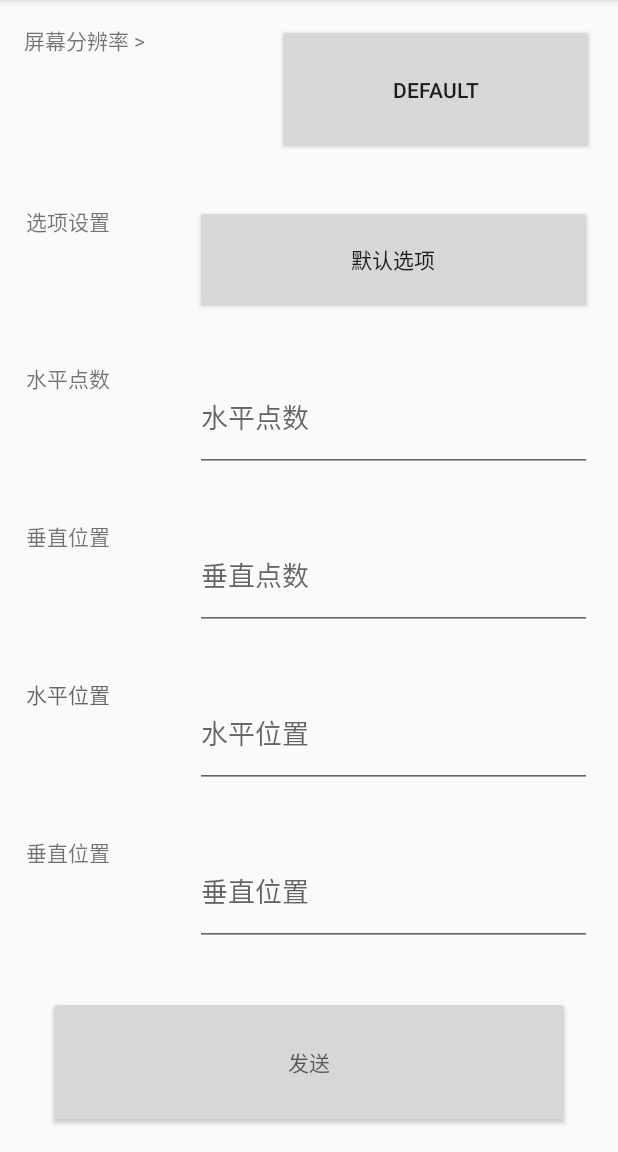
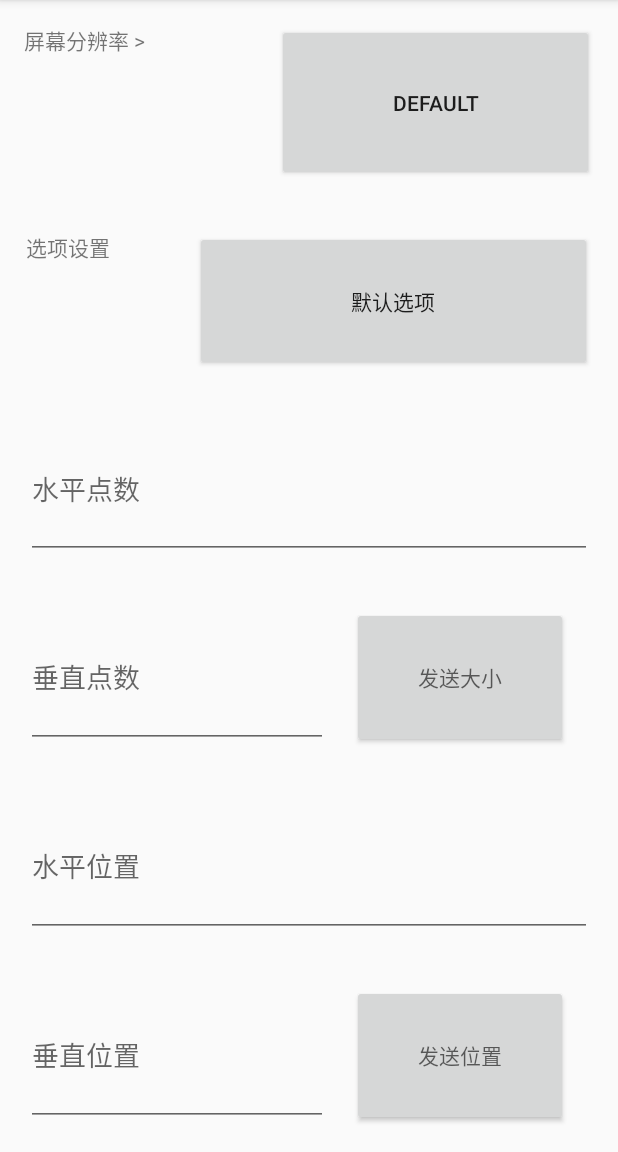
Before and after one commit to Qingluan/WifiControl, an Android app: the fragment PlaceholderFragment shown on its own in the app's theme, after a tap on an icon or button, on a phone screen of 412 x 824 dp, the part 84-1236 px from its top. Run offline under Robolectric (Android 15) with nearby library versions, the phone set to English and light mode, and no system bars; 3 statements that could not run were skipped.

Commit message:
store some bugs

```diff
--- a/app/src/main/java/com/qingluan/darkh/wificontroll/Config/arguments.java
+++ b/app/src/main/java/com/qingluan/darkh/wificontroll/Config/arguments.java
@@ -14,6 +14,6 @@ public class arguments {
     public static final byte[] TEST_BYTES = {0x00, 0x01, 0x02 , 0x03, 0xf };
 
     public static final int NETWORK_PORT = 8080;
-    public static final String HOST = "192.168.59.3";
+    public static final String HOST = "192.168.4.1";
     public static final String BROADCAST_RECV_FROM_SOCKET = "com.qingluan.darkh.recv_from_socket";
 }
--- /dev/null
+++ b/app/src/main/java/com/qingluan/darkh/wificontroll/IO/Command.java
@@ -0,0 +1,83 @@
+package com.qingluan.darkh.wificontroll.IO;
+
+import android.util.Log;
+
+import java.lang.reflect.Array;
+import java.util.ArrayList;
+import java.util.List;
+
+/**
+ * Created by darkh on 3/17/15.
+ */
+public class Command {
+
+    List<Byte> command = new ArrayList<Byte>();
+    public static final byte POSITON = (byte) 1;
+    public static final byte SCALE = (byte) 2;
+    public  Command (){
+        command.add((byte)170);
+        command.add((byte)0);
+
+
+    }
+
+
+
+    public  Byte[]  VerticalHorizontal(int vertical_length,
+                                             int horizontal_length){
+
+        Log.d("point ",String.valueOf(vertical_length)+"| "+ String.valueOf(horizontal_length));
+        this.command.add((byte)0x06);
+        this.command.add((byte)2 );
+        byte l_vertical_length = (byte) (vertical_length & 0x00ff);
+        byte h_vertical_length = (byte) ( (vertical_length & 0xff00) >> 8 );
+        byte l_horizontal_length = (byte) (horizontal_length & 0x00ff);
+        byte h_horizontal_length = (byte) ( (horizontal_length & 0xff00) >> 8 );
+        this.command.add(l_horizontal_length);
+        this.command.add(h_horizontal_length);
+        this.command.add(l_vertical_length);
+        this.command.add(h_vertical_length);
+        this.command.add((byte)7);
+        this.command.add((byte)0x0d);
+
+
+        Byte[] result= this.command.toArray(new Byte[]{});
+        byte odd = Command.getCheck(result);
+        result[8] =(byte )(odd);
+
+        Log.d("tag ",String.valueOf((int)odd));
+        return  result;
+    }
+
+    public  Byte[] ScaleOrPosition(int TYPE,int vertical_length,int horizontal_length){
+        Byte[] command = this.VerticalHorizontal(vertical_length, horizontal_length);
+        command[3] = (byte) TYPE;
+        byte oo = Command.getCheck(command);
+        command[8] = (byte)oo;
+//        command[8] = (byte)(7 % TYPE);
+        return  command;
+
+    }
+
+    public static byte getCheck(Byte[] command){
+        int check_i = 0;
+        byte[] all_bytes = Command.toPrimitives(command);
+        if (all_bytes.length > 1){
+            for (int i =1 ; i < 8 ; i++ ){
+                check_i ^= all_bytes[i];
+                Log.d("tag",String.valueOf(check_i));
+            }
+        }
+        Log.d("% = ",String.valueOf(check_i));
+        return  (byte)(check_i);
+    }
+    public static byte[] toPrimitives(Byte[] oBytes){
+
+        byte[] bytes = new byte[oBytes.length];
+        for(int i = 0; i < oBytes.length; i++){
+            bytes[i] = oBytes[i];
+        }
+        return bytes;
+
+    }
+}
--- a/app/src/main/java/com/qingluan/darkh/wificontroll/Widgets/PlaceholderFragment.java
+++ b/app/src/main/java/com/qingluan/darkh/wificontroll/Widgets/PlaceholderFragment.java
@@ -23,6 +23,7 @@ import android.widget.Toast;
 import com.qingluan.darkh.wificontroll.Config.DATA;
 import com.qingluan.darkh.wificontroll.Config.arguments;
 import com.qingluan.darkh.wificontroll.IO.AsySocket;
+import com.qingluan.darkh.wificontroll.IO.Command;
 import com.qingluan.darkh.wificontroll.IO.Talking;
 import com.qingluan.darkh.wificontroll.MainActivity;
 import com.qingluan.darkh.wificontroll.R;
@@ -55,12 +56,14 @@ public class PlaceholderFragment  extends Fragment{
     EditText et_test_command;
     // - - - - - fragment_screen_setting - - - - - - - - - //
     Button bt_send_info;
+    Button bt_send_info_scale;
     Button bt_set_resolution;
     Button bt_options_select;
     EditText et_horizontal_point;
     EditText et_horizontal_position;
     EditText et_vertical_point;
     EditText et_vertical_position;
+
 
     // - - - - -  fragment_switch_signal - - - - - - - - - -//
     Button bt_choose_resolution;
@@ -156,7 +159,15 @@ public class PlaceholderFragment  extends Fragment{
 
         switch ( fragment_layout_id){
             case  R.layout.fragment_screen_setting :
+                et_horizontal_point  = (EditText) rootView.findViewById(R.id.edit_horizontal_point);
+                et_horizontal_position = (EditText)rootView.findViewById(R.id.edit_horizontal_position);
+                et_vertical_point = (EditText) rootView.findViewById(R.id.edit_vertical_point);
+                et_vertical_position = (EditText) rootView.findViewById(R.id.edit_vertical_position);
+
+
+
                 bt_send_info = (Button)rootView.findViewById(R.id.bt_send_info);
+                bt_send_info_scale = (Button)rootView.findViewById(R.id.bt_send_info_point);
                 bt_set_resolution = (Button)rootView.findViewById(R.id.bt_choose_resolution);
                 bt_set_resolution.setOnClickListener(new View.OnClickListener() {
                     @Override
@@ -183,6 +194,32 @@ public class PlaceholderFragment  extends Fragment{
 
                     }
                 });
+                bt_send_info_scale.setOnClickListener(new View.OnClickListener() {
+                    @Override
+                    public void onClick(View v) {
+                        int vertical_point = Integer.valueOf(et_vertical_point.getText().toString() );
+                        int horizontal_point = Integer.valueOf(et_horizontal_point.getText().toString() );
+                        Command command = new Command();
+                        Byte[] b_data = command.ScaleOrPosition(Command.SCALE,vertical_point,horizontal_point);
+
+                        byte[] bb_DATA = Command.toPrimitives(b_data);
+
+                        /*
+                            send data to server
+                         */
+                        Talking.sendInfo(context,bb_DATA,new AsySocket.AsyReadListener(){
+
+                            @Override
+                            public void onRead(String data) {
+                                Toast.makeText(context,data,Toast.LENGTH_SHORT).show();
+                            }
+
+                        });
+                        Log.d("change ","send to server");
+
+                    }
+                });
+
                 bt_send_info.setOnClickListener(new View.OnClickListener() {
                     @Override
                     public void onClick(View v) {
@@ -190,16 +227,21 @@ public class PlaceholderFragment  extends Fragment{
                         /*
                         //get byte[] just like this .
                         */
-                        byte[] data = DATA.getSettings(DATA.RESOLUTION);
+                        int vertical_position =  Integer.valueOf(et_vertical_position.getText().toString() );
+                        int horizontal_position = Integer.valueOf(et_horizontal_position.getText().toString() );
 
+                        Command command = new Command();
+                        Byte[] b_data = command.ScaleOrPosition(Command.POSITON,vertical_position,horizontal_position);
+                        Log.d("Position ","Position");
+                        byte[] bb_DATA = Command.toPrimitives(b_data);
                         /*
                             send data to server
                          */
-                        Talking.sendInfo(context,data,new AsySocket.AsyReadListener(){
+                        Talking.sendInfo(context,bb_DATA,new AsySocket.AsyReadListener(){
 
                             @Override
                             public void onRead(String data) {
-
+                                Toast.makeText(context,data,Toast.LENGTH_SHORT).show();
                             }
 
                         });
--- a/app/src/main/res/layout/fragment_screen_setting.xml
+++ b/app/src/main/res/layout/fragment_screen_setting.xml
@@ -59,16 +59,13 @@
             android:orientation="horizontal"
             android:layout_margin="@dimen/activity_vertical_margin"
             >
-            <TextView
-                android:layout_width="0dp"
-                android:layout_weight="3"
-                android:text="@string/horizontal_point"
-                android:layout_height="fill_parent" />
+
 
             <EditText
                 android:id="@+id/edit_horizontal_point"
                 android:layout_width="0dp"
                 android:layout_weight="7"
+                android:inputType="numberDecimal"
                 android:hint="@string/horizontal_point"
                 android:layout_height="fill_parent" />
 
@@ -81,20 +78,30 @@
             android:orientation="horizontal"
             android:layout_margin="@dimen/activity_vertical_margin"
             >
-            <TextView
-                android:layout_width="0dp"
-                android:layout_weight="3"
-                android:text="@string/vertical_position"
-                android:layout_height="fill_parent" />
+
             <EditText
                 android:id="@+id/edit_vertical_point"
                 android:layout_width="0dp"
                 android:layout_weight="7"
                 android:textAlignment="gravity"
+                android:inputType="numberDecimal"
                 android:hint="@string/vertical_point"
                 android:layout_height="fill_parent" />
 
+
+            <Button
+                android:id="@+id/bt_send_info_point"
+                android:layout_width="0dp"
+                android:layout_weight="5"
+                android:layout_marginLeft="@dimen/activity_vertical_margin"
+                android:layout_marginRight="@dimen/activity_vertical_margin"
+                android:layout_height="match_parent"
+                android:hint="@string/send_scale"
+                />
+
+
         </LinearLayout>
+
 
         <LinearLayout
             android:layout_width="fill_parent"
@@ -103,15 +110,12 @@
             android:orientation="horizontal"
             android:layout_margin="@dimen/activity_vertical_margin"
             >
-            <TextView
-                android:layout_width="0dp"
-                android:layout_weight="3"
-                android:hint="@string/horizontal_position"
-                android:layout_height="fill_parent" />
+
             <EditText
                 android:id="@+id/edit_horizontal_position"
                 android:layout_width="0dp"
                 android:layout_weight="7"
+                android:inputType="numberDecimal"
                 android:textAlignment="gravity"
                 android:hint="@string/horizontal_position"
                 android:layout_height="fill_parent" />
@@ -125,38 +129,29 @@
             android:orientation="horizontal"
             android:layout_margin="@dimen/activity_vertical_margin"
             >
-            <TextView
-                android:layout_width="0dp"
-                android:layout_weight="3"
-                android:text="@string/vertical_position"
-                android:layout_height="fill_parent" />
+
             <EditText
                 android:id="@+id/edit_vertical_position"
                 android:layout_width="0dp"
                 android:layout_weight="7"
+                android:inputType="numberDecimal"
                 android:textAlignment="gravity"
                 android:hint="@string/vertical_position"
                 android:layout_height="fill_parent" />
+            <Button
+                android:id="@+id/bt_send_info"
+                android:layout_width="0dp"
+                android:layout_weight="5"
+                android:layout_marginLeft="@dimen/activity_vertical_margin"
+                android:layout_marginRight="@dimen/activity_vertical_margin"
+                android:layout_height="fill_parent"
+                android:hint="@string/send_position"
+                />
 
         </LinearLayout>
 
     </LinearLayout>
 
-    <LinearLayout
-        android:layout_width="fill_parent"
-        android:layout_height="0dp"
-        android:layout_weight="1"
-        android:layout_margin="@dimen/activity_vertical_margin"
-        >
 
-        <Button
-            android:id="@+id/bt_send_info"
-            android:layout_width="fill_parent"
-            android:layout_marginLeft="@dimen/activity_vertical_margin"
-            android:layout_marginRight="@dimen/activity_vertical_margin"
-            android:layout_height="fill_parent"
-            android:hint="@string/send"
-            />
-    </LinearLayout>
 
 </LinearLayout>
--- a/app/src/main/res/values/strings.xml
+++ b/app/src/main/res/values/strings.xml
@@ -36,5 +36,7 @@
     <string name="testIp">IP:</string>
     <string name="bt_test_ip">Ping</string>
     <string name="test_command">测试指令</string>
+    <string name="send_scale">发送大小</string>
+    <string name="send_position">发送位置</string>
 
 </resources>
```
Also changed, not shown: 2 other files.
